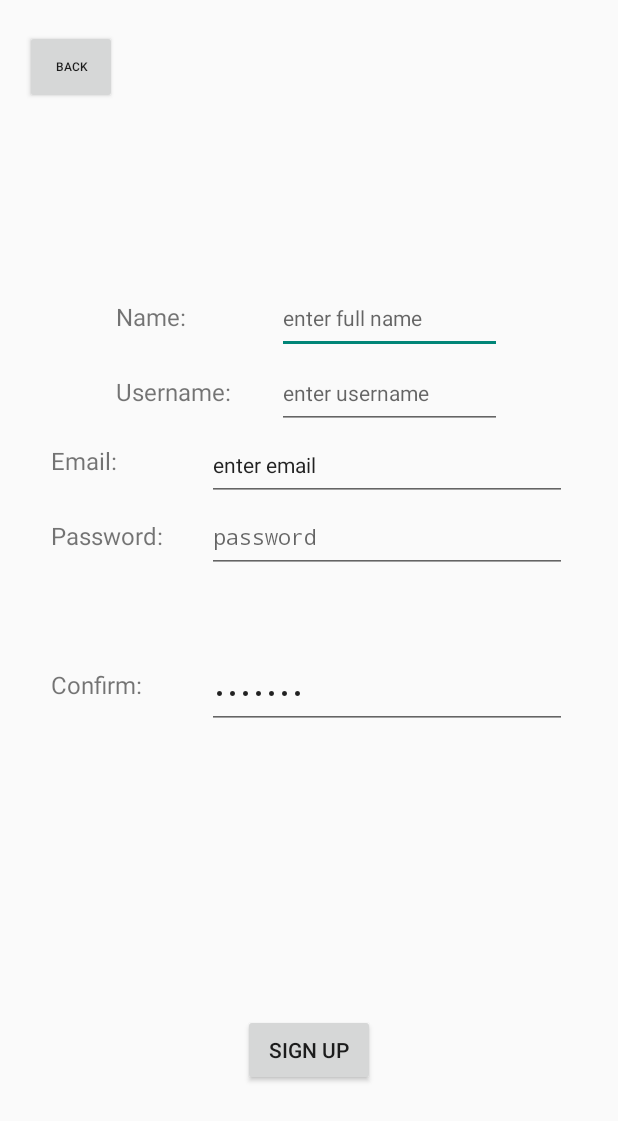
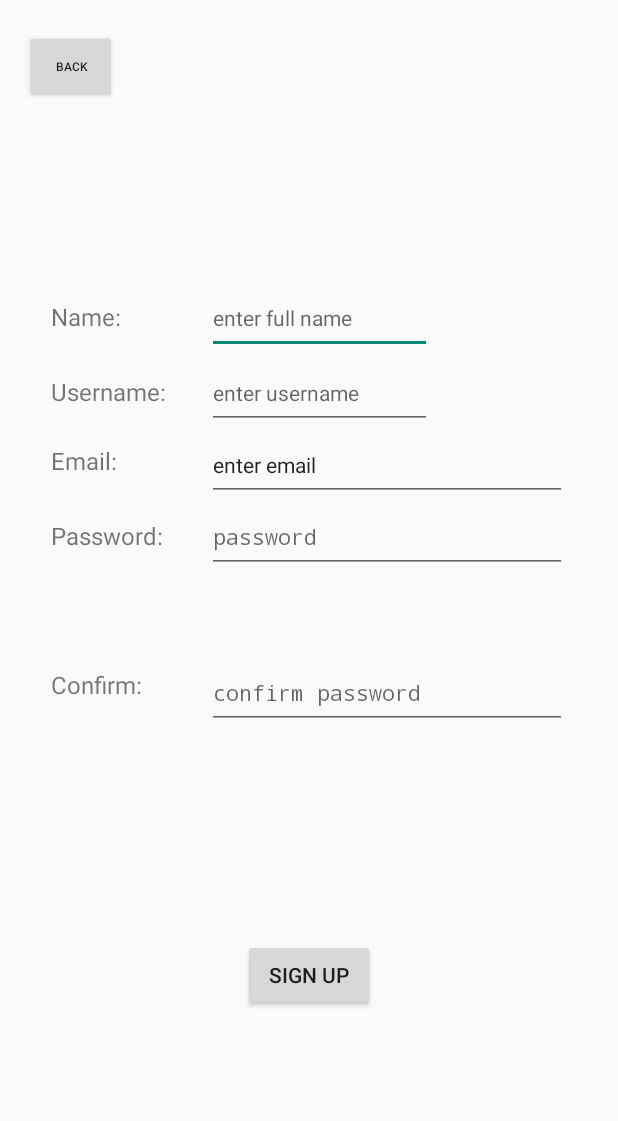
Before and after one commit to SzSzilard03/Proiect-IS, an Android app built with Jetpack Compose: the screen it shows after launch (SignUpActivity), after a tap on "SIGN UP", on a phone screen of 412 x 824 dp. Shown: the top 1121 px of the screen. Run offline under Robolectric (Android 15) with nearby library versions, the phone set to English and light mode, and no system bars.

Commit message:
sign up mai frumos Main activity logic++

```diff
--- a/app/src/main/java/com/myapplication/MainActivity.kt
+++ b/app/src/main/java/com/myapplication/MainActivity.kt
@@ -3,19 +3,38 @@ package com.myapplication
 import android.content.Intent
 import android.os.Bundle
 import android.widget.Button
+import android.widget.EditText
 import androidx.activity.ComponentActivity
 
 class MainActivity : ComponentActivity() {
-
-
     override fun onCreate(savedInstanceState: Bundle?) {
         super.onCreate(savedInstanceState)
         setContentView(R.layout.layout)
         val signUpButton = findViewById<Button>(R.id.buttonSignUp)
         val logInButton = findViewById<Button>(R.id.buttonLogIn)
+        val txtUsername = findViewById<EditText>(R.id.username)
+        val txtPass = findViewById<EditText>(R.id.password)
+        var usernameString = txtUsername.toString()
+        var passString = txtPass.toString()
+
         signUpButton.setOnClickListener {
             val intent = Intent(this, SignUpActivity::class.java)
             startActivity(intent)
         }
+        logInButton.setOnClickListener {
+            val intent = Intent(this, SignUpActivity::class.java)
+            startActivity(intent)
+        }
+        if(usernameString == "ya"){
+            if(passString == "Luis") {
+                //go to home page
+            }
+            else{
+
+            }
+        }
+        else{
+            //display pop up error
+        }
     }
 }
--- a/app/src/main/res/layout/sign_up.xml
+++ b/app/src/main/res/layout/sign_up.xml
@@ -9,7 +9,7 @@
         android:id="@+id/buttonSignUpAttempt"
         android:layout_width="wrap_content"
         android:layout_height="wrap_content"
-        android:layout_marginBottom="100dp"
+        android:layout_marginBottom="150dp"
         android:text="Sign Up"
         app:layout_constraintBottom_toBottomOf="parent"
         app:layout_constraintEnd_toEndOf="parent"
@@ -21,7 +21,7 @@
         android:layout_width="150dp"
         android:layout_height="48dp"
         android:layout_marginTop="188dp"
-        android:layout_marginEnd="60dp"
+        android:layout_marginEnd="110dp"
         android:ems="10"
         android:hint="enter full name"
         android:inputType="text"
@@ -36,7 +36,7 @@
         android:id="@+id/textViewNameCreate2"
         android:layout_width="90dp"
         android:layout_height="30dp"
-        android:layout_marginStart="60dp"
+        android:layout_marginStart="20dp"
         android:layout_marginTop="200dp"
         android:text="Name:"
         android:textSize="16sp"
@@ -52,7 +52,7 @@
         android:layout_width="150dp"
         android:layout_height="48dp"
         android:layout_marginTop="2dp"
-        android:layout_marginEnd="60dp"
+        android:layout_marginEnd="110dp"
         android:ems="10"
         android:hint="enter username"
         android:inputType="text"
@@ -67,7 +67,7 @@
         android:id="@+id/textViewNameCreate"
         android:layout_width="90dp"
         android:layout_height="30dp"
-        android:layout_marginStart="60dp"
+        android:layout_marginStart="20dp"
         android:layout_marginTop="20dp"
         android:text="Username:"
         android:textSize="16sp"
@@ -88,7 +88,6 @@
         android:hint="confirm password"
         android:inputType="text"
         android:password="true"
-        android:text="confirm"
         android:textSize="14sp"
         app:layout_constraintBottom_toBottomOf="parent"
         app:layout_constraintEnd_toEndOf="parent"
```
